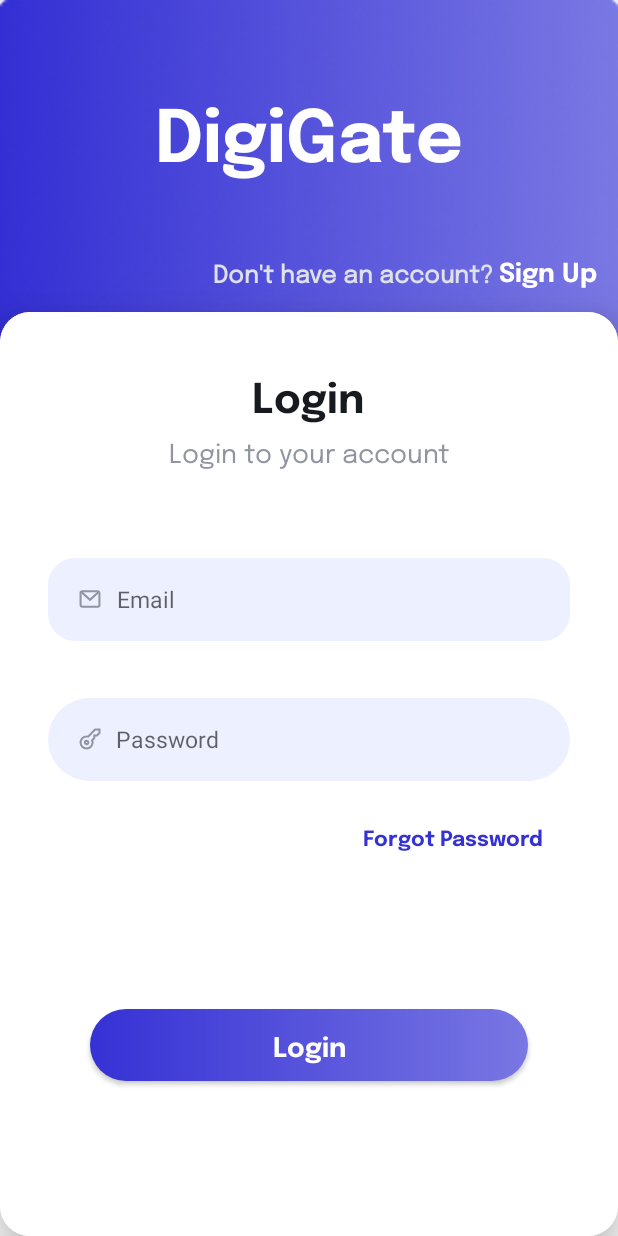
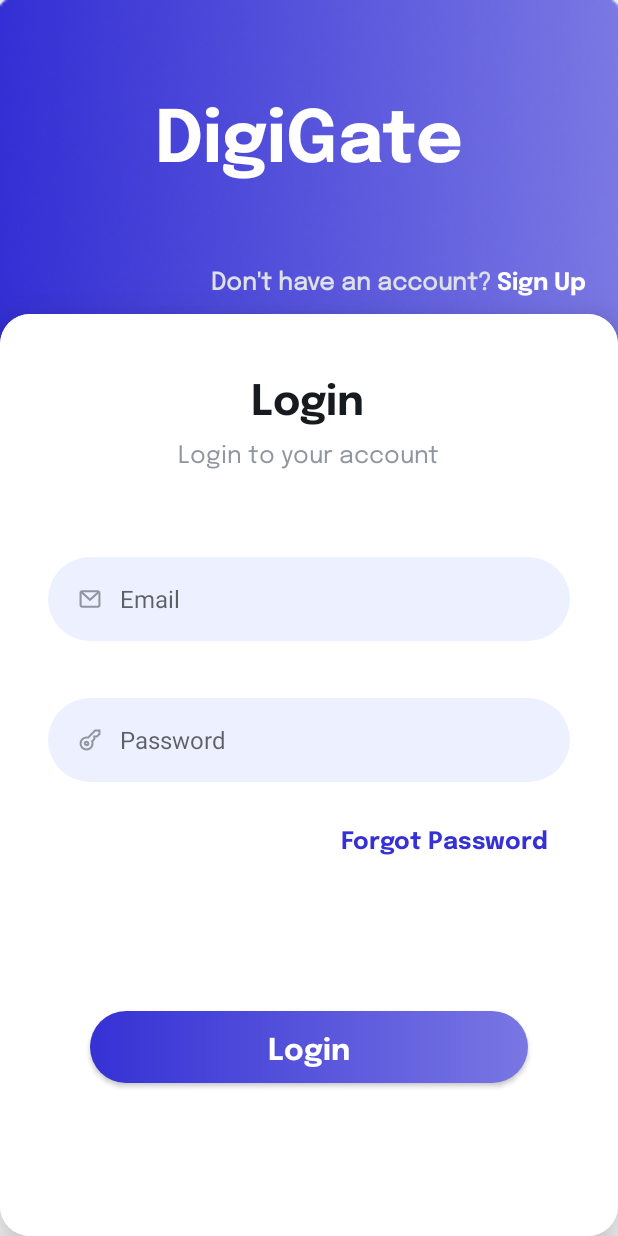
Before and after one commit to VinaySurwase/DigiGate, an Android app: the LoginActivity screen opened directly, with no data from a screen before it, on a phone screen of 412 x 824 dp. Run offline under Robolectric (Android 15) with nearby library versions, the phone set to English and light mode, and no system bars.

Commit message:
Changed the color names and dimensions

```diff
--- a/app/src/main/res/drawable/btn_custom.xml
+++ b/app/src/main/res/drawable/btn_custom.xml
@@ -1,6 +1,6 @@
 <?xml version="1.0" encoding="utf-8"?>
 <shape xmlns:android="http://schemas.android.com/apk/res/android" android:shape="rectangle">
-    <gradient android:startColor="@color/btn_gradient_dark_purple" android:endColor="@color/btn_gradient_light_purple"/>
+    <gradient android:startColor="@color/dark_purple" android:endColor="@color/light_purple"/>
     <corners android:radius="40dp"/>
 
 </shape>
--- a/app/src/main/res/drawable/et_custom.xml
+++ b/app/src/main/res/drawable/et_custom.xml
@@ -2,16 +2,16 @@
 <selector xmlns:android="http://schemas.android.com/apk/res/android">
     <item android:state_enabled="true" android:state_focused="true">
         <shape android:shape="rectangle">
-            <solid android:color="@color/et_custom_gray"/>
-            <corners android:radius="18dp"/>
-            <padding android:left="20dp" android:bottom="5dp" android:right="10dp" android:top="5dp"/>
+            <solid android:color="@color/light_gray"/>
+            <corners android:radius="28dp"/>
+            <padding android:left="20dp" android:bottom="4dp" android:right="12dp" android:top="4dp"/>
         </shape>
     </item>
     <item android:state_enabled="true" >
         <shape android:shape="rectangle">
-            <solid android:color="@color/et_custom_gray"/>
-            <corners android:radius="30dp"/>
-            <padding android:left="20dp" android:bottom="5dp" android:right="10dp" android:top="5dp"/>
+            <solid android:color="@color/light_gray"/>
+            <corners android:radius="28dp"/>
+            <padding android:left="20dp" android:bottom="4dp" android:right="12dp" android:top="4dp"/>
         </shape>
     </item>
 </selector>
--- a/app/src/main/res/layout/activity_login.xml
+++ b/app/src/main/res/layout/activity_login.xml
@@ -47,10 +47,10 @@
                     android:id="@+id/tv_account_message"
                     android:layout_width="wrap_content"
                     android:layout_height="wrap_content"
-                    android:layout_marginEnd="2dp"
+                    android:layout_marginEnd="4dp"
                     android:fontFamily="@font/epilogue_regular"
                     android:text="@string/dont_have_account"
-                    android:textColor="@color/dont_have_account_white"
+                    android:textColor="@color/dull_white"
                     android:textSize="16sp"
                     android:textStyle="bold"
                     app:layout_constraintBottom_toBottomOf="parent"
@@ -58,7 +58,7 @@
                     app:layout_constraintHorizontal_bias="0.638"
                     app:layout_constraintStart_toStartOf="parent"
                     app:layout_constraintTop_toBottomOf="@+id/tv_digigate"
-                    app:layout_constraintVertical_bias="0.46" />
+                     />
 
                 <TextView
                     android:id="@+id/tv_sign_up"
@@ -68,7 +68,7 @@
                     android:fontFamily="@font/epilogue_bold"
                     android:text="@string/sign_up"
                     android:textColor="@color/white"
-                    android:textSize="17sp"
+                    android:textSize="16sp"
                     app:layout_constraintBottom_toBottomOf="@+id/tv_account_message"
                     app:layout_constraintEnd_toEndOf="parent"
                     app:layout_constraintHorizontal_bias="0.0"
@@ -86,7 +86,7 @@
             android:layout_width="match_parent"
             android:layout_height="match_parent"
             android:layout_below="@+id/top_cardView"
-            android:layout_marginTop="-45dp"
+            android:layout_marginTop="-44dp"
             app:cardCornerRadius="20dp"
             app:cardElevation="20dp">
 
@@ -101,8 +101,8 @@
                     android:layout_height="wrap_content"
                     android:fontFamily="@font/epilogue_bold"
                     android:text="@string/login"
-                    android:textColor="@color/login_black"
-                    android:textSize="27sp"
+                    android:textColor="@color/dull_black"
+                    android:textSize="28sp"
                     app:layout_constraintBottom_toBottomOf="parent"
                     app:layout_constraintEnd_toEndOf="parent"
                     app:layout_constraintHorizontal_bias="0.498"
@@ -118,8 +118,8 @@
                     android:layout_height="wrap_content"
                     android:fontFamily="@font/epilogue_regular"
                     android:text="@string/login_message"
-                    android:textColor="@color/login_message_gray"
-                    android:textSize="17sp"
+                    android:textColor="@color/dark_gray"
+                    android:textSize="16sp"
                     app:layout_constraintBottom_toBottomOf="parent"
                     app:layout_constraintEnd_toEndOf="@+id/tv_Login"
                     app:layout_constraintHorizontal_bias="0.495"
@@ -130,17 +130,17 @@
                 <EditText
                     android:id="@+id/et_email"
                     android:layout_width="match_parent"
-                    android:layout_height="55dp"
+                    android:layout_height="56dp"
                     android:layout_marginStart="32dp"
                     android:layout_marginEnd="32dp"
                     android:background="@drawable/et_custom"
                     android:drawableStart="@drawable/ic_email"
-                    android:drawablePadding="10dp"
+                    android:drawablePadding="12dp"
                     android:ems="10"
                     android:hint="@string/prompt_email"
                     android:inputType="textEmailAddress"
-                    android:textColor="@color/email_password_gray"
-                    android:textSize="15sp"
+                    android:textColor="@color/dark_gray"
+                    android:textSize="16sp"
                     app:layout_constraintBottom_toBottomOf="parent"
                     app:layout_constraintEnd_toEndOf="parent"
                     app:layout_constraintHorizontal_bias="0.0"
@@ -151,18 +151,18 @@
                 <EditText
                     android:id="@+id/et_password"
                     android:layout_width="match_parent"
-                    android:layout_height="55dp"
+                    android:layout_height="56dp"
                     android:layout_marginStart="32dp"
                     android:layout_marginTop="20dp"
                     android:layout_marginEnd="32dp"
                     android:background="@drawable/et_custom"
                     android:drawableStart="@drawable/ic_password"
-                    android:drawablePadding="9dp"
+                    android:drawablePadding="12dp"
                     android:ems="10"
-                    android:textColor="@color/email_password_gray"
+                    android:textColor="@color/dark_gray"
                     android:hint="@string/prompt_password"
                     android:inputType="textPassword"
-                    android:textSize="15sp"
+                    android:textSize="16sp"
                     app:layout_constraintBottom_toBottomOf="parent"
                     app:layout_constraintEnd_toEndOf="@+id/et_email"
                     app:layout_constraintStart_toStartOf="@+id/et_email"
@@ -175,8 +175,8 @@
                     android:layout_height="wrap_content"
                     android:fontFamily="@font/epilogue_bold"
                     android:text="@string/forgot_password"
-                    android:textColor="@color/forgot_password_purple"
-                    android:textSize="14sp"
+                    android:textColor="@color/dark_purple"
+                    android:textSize="16sp"
                     android:textStyle="bold"
                     app:layout_constraintBottom_toBottomOf="parent"
                     app:layout_constraintEnd_toEndOf="parent"
@@ -196,7 +196,7 @@
                     android:text="@string/login"
                     android:textAllCaps="false"
                     android:textColor="@color/white"
-                    android:textSize="18sp"
+                    android:textSize="20sp"
                     app:layout_constraintBottom_toBottomOf="parent"
                     app:layout_constraintEnd_toEndOf="@+id/et_password"
                     app:layout_constraintStart_toStartOf="@+id/et_password"
--- a/app/src/main/res/values/colors.xml
+++ b/app/src/main/res/values/colors.xml
@@ -2,15 +2,11 @@
 <resources>
     <color name="black">#FF000000</color>
     <color name="white">#FFFFFFFF</color>
-    <color name="login_black">#171A1F</color>
-    <color name="dont_have_account_white">#DEE1E6</color>
-    <color name="login_message_gray">#9095A0</color>
-    <color name="et_custom_gray">#EDF1FF</color>
-    <color name="email_password_gray">#9095A0</color>
-    <color name="forgot_password_purple">#3531D5</color>
-    <color name="btn_gradient_dark_purple">#3531D5</color>
-    <color name="btn_gradient_light_purple">#7977E3</color>
-
-
+    <color name="dull_black">#171A1F</color>
+    <color name="dull_white">#DEE1E6</color>
+    <color name="light_gray">#EDF1FF</color>
+    <color name="dark_gray">#9095A0</color>
+    <color name="dark_purple">#3531D5</color>
+    <color name="light_purple">#7977E3</color>
 
 </resources>
```
